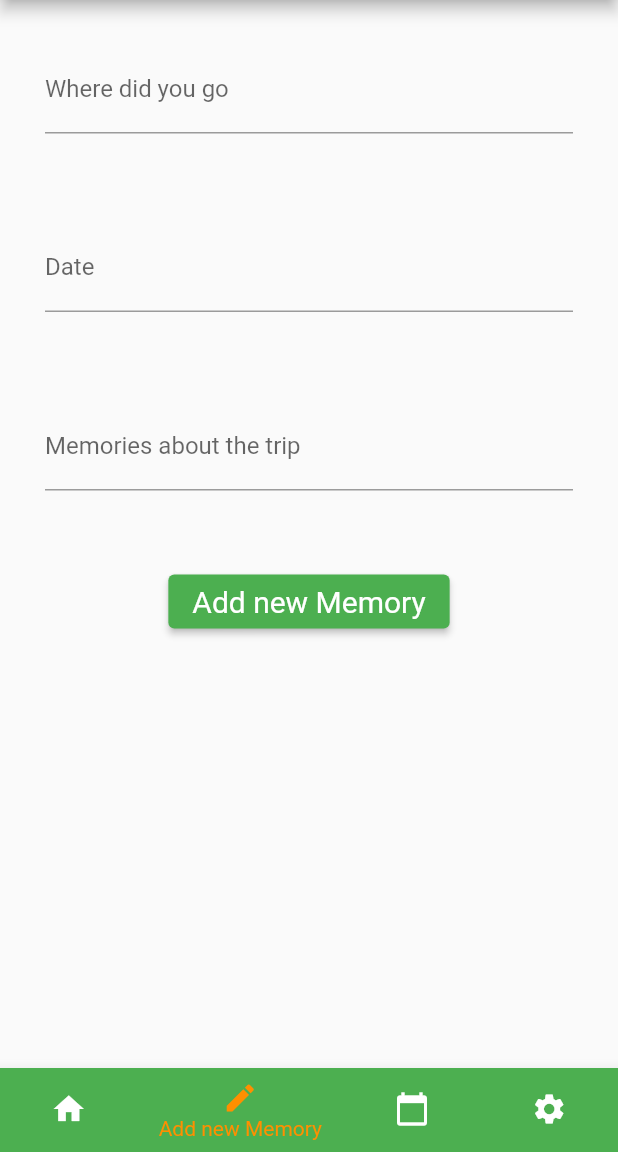
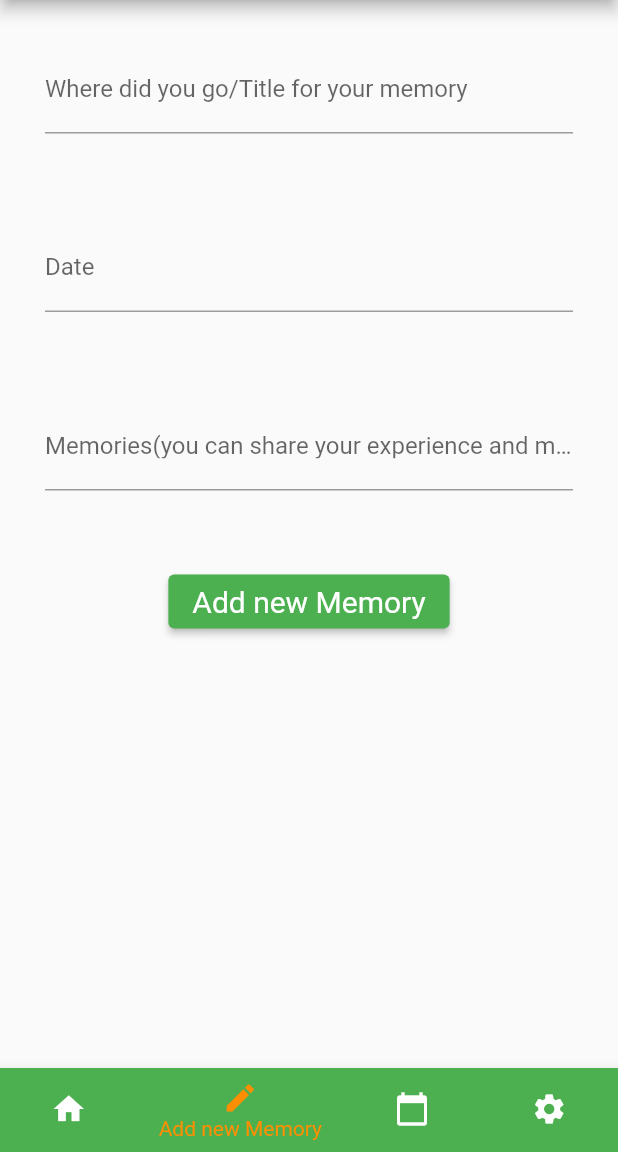
Before and after one commit to LulakshiHettiarachchi/MemoSnap---Flutter, a Flutter app: the screen it shows once a user with an empty profile is signed in, item 2 of the bottom bar chosen, on a phone screen of 412 x 824 dp, the part 84-1236 px from its top. Run offline on Flutter 3.47's test engine with Material 2 defaults, Android fonts, the phone set to English and light mode, and no system bars; our stand-ins replace cloud_firestore, firebase_auth, firebase_core, google_sign_in, shared_preferences; missing offline and left inert: dart:html, dart:js; accounts and stored records are empty; network calls fail.

Commit message:
update done

```diff
--- a/my_app/lib/newMemory.dart
+++ b/my_app/lib/newMemory.dart
@@ -58,7 +58,7 @@ class _MyCustomForm extends State<NewMemory> {
             },
             decoration: const InputDecoration(
               border: UnderlineInputBorder(),
-              labelText: 'Where did you go',
+              labelText: 'Where did you go/Title for your memory',
             ),
           ),
         ),
@@ -84,7 +84,7 @@ class _MyCustomForm extends State<NewMemory> {
             },
             decoration: const InputDecoration(
               border: UnderlineInputBorder(),
-              labelText: 'Memories about the trip',
+              labelText: 'Memories(you can share your experience and memories with others)',
             ),
           ),
         ),
```
Also changed, not shown: my_app/lib/my_memory.dart (+16 -14 lines).
